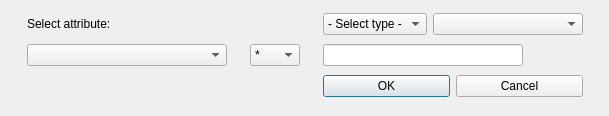
axelande/geodatafarm3, file widgets/rescale_values_widget.ui: the form before one commit.
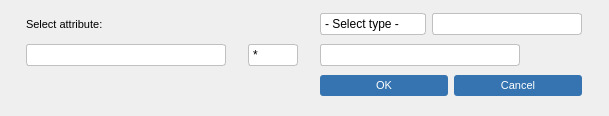
The form after the commit.

What changed in the file:
```diff
--- a/widgets/rescale_values_widget.ui
+++ b/widgets/rescale_values_widget.ui
@@ -13,7 +13,150 @@
   <property name="windowTitle">
    <string>Rescale values</string>
   </property>
-  <widget class="QWidget" name="gridLayoutWidget">
+  <property name="styleSheet"><string notr="true">
+/* === Global === */
+* {
+  font-family: "Segoe UI", sans-serif;
+  font-size: 9pt;
+}
+
+/* === Tab bars === */
+QTabWidget::pane {
+  border: 1px solid #c0c0c0;
+  border-radius: 3px;
+  background: #ffffff;
+}
+QTabBar::tab {
+  background: #f0f0f0;
+  border: 1px solid #c0c0c0;
+  border-bottom: none;
+  border-top-left-radius: 3px;
+  border-top-right-radius: 3px;
+  padding: 4px 10px;
+  margin-right: 1px;
+  font-size: 8pt;
+}
+QTabBar::tab:selected {
+  background: #ffffff;
+  border-bottom: 2px solid #3574b0;
+  font-weight: bold;
+}
+QTabBar::tab:hover:!selected {
+  background: #e4e4e4;
+}
+
+/* === Buttons === */
+QPushButton {
+  background-color: #3574b0;
+  color: white;
+  border: none;
+  border-radius: 3px;
+  padding: 4px 10px;
+  font-size: 8pt;
+}
+QPushButton:hover {
+  background-color: #2a5f8f;
+}
+QPushButton:pressed {
+  background-color: #1e4a6e;
+}
+QPushButton:disabled {
+  background-color: #b0b0b0;
+  color: #e0e0e0;
+}
+
+/* === Inputs === */
+QLineEdit, QPlainTextEdit, QTextEdit {
+  border: 1px solid #c0c0c0;
+  border-radius: 3px;
+  padding: 2px 4px;
+  background: #ffffff;
+}
+QLineEdit:focus, QPlainTextEdit:focus, QTextEdit:focus {
+  border: 1px solid #3574b0;
+}
+
+/* === Combo boxes === */
+QComboBox {
+  border: 1px solid #c0c0c0;
+  border-radius: 3px;
+  padding: 2px 4px;
+  background: #ffffff;
+}
+QComboBox:hover {
+  border: 1px solid #3574b0;
+}
+QComboBox::drop-down {
+  border: none;
+  width: 20px;
+}
+
+/* === Lists === */
+QListWidget {
+  border: 1px solid #c0c0c0;
+  border-radius: 3px;
+  background: #ffffff;
+}
+
+/* === Group boxes === */
+QGroupBox {
+  border: 1px solid #c0c0c0;
+  border-radius: 3px;
+  margin-top: 8px;
+  padding-top: 8px;
+  font-weight: bold;
+  font-size: 8pt;
+}
+QGroupBox::title {
+  subcontrol-origin: margin;
+  left: 8px;
+  padding: 0 3px;
+}
+
+/* === Radio &amp; Check === */
+QRadioButton, QCheckBox {
+  spacing: 4px;
+  font-size: 8pt;
+}
+
+/* === Labels === */
+QLabel {
+  font-size: 8pt;
+}
+
+/* === Calendar === */
+QCalendarWidget {
+  border: 1px solid #c0c0c0;
+  border-radius: 3px;
+}
+
+/* === Table === */
+QTableWidget, QTableView {
+  border: 1px solid #c0c0c0;
+  border-radius: 3px;
+  gridline-color: #e0e0e0;
+}
+QHeaderView::section {
+  background-color: #f0f0f0;
+  border: none;
+  border-bottom: 1px solid #c0c0c0;
+  border-right: 1px solid #e0e0e0;
+  padding: 3px 6px;
+  font-weight: bold;
+  font-size: 8pt;
+}
+
+/* === Spin boxes === */
+QSpinBox, QDoubleSpinBox, QDateEdit, QTimeEdit {
+  border: 1px solid #c0c0c0;
+  border-radius: 3px;
+  padding: 2px 4px;
+  background: #ffffff;
+}
+QSpinBox:focus, QDoubleSpinBox:focus, QDateEdit:focus, QTimeEdit:focus {
+  border: 1px solid #3574b0;
+}
+</string></property><widget class="QWidget" name="gridLayoutWidget">
    <property name="geometry">
     <rect>
      <x>10</x>
```
Left out of the diff: 6 changed lines with no effect on the pictures.
